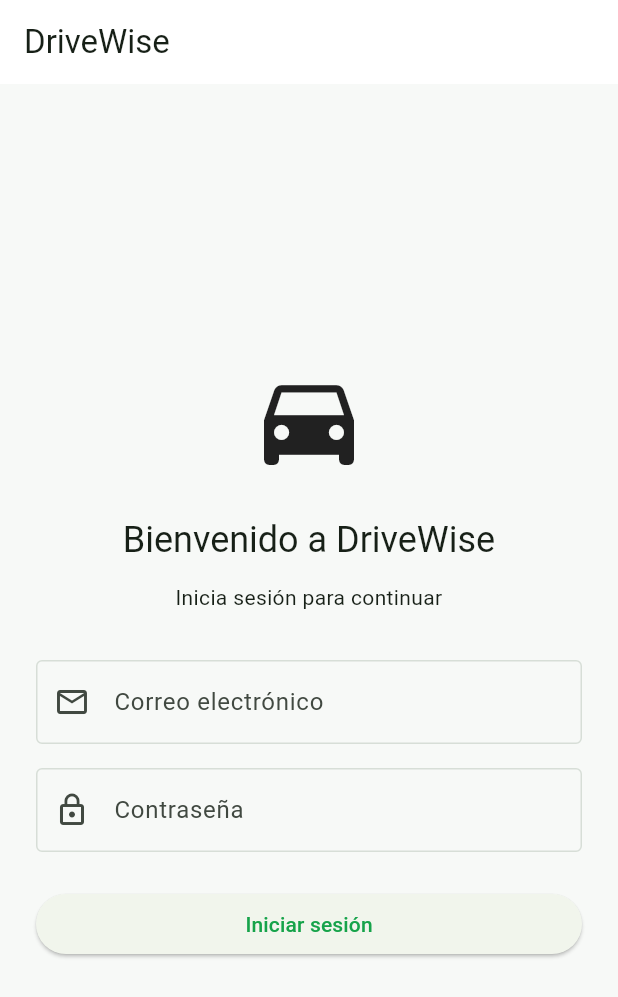
After one commit to jhraldo/drivewise_app, a Flutter app: the screen it shows after launch, after a tap on "Iniciar sesión", after a tap on the "logout" icon, on a phone screen of 412 x 824 dp. The commit adds this screen. Shown: the top 997 px of the screen. Run offline on Flutter 3.47's test engine with Material 3 defaults, Android fonts, the phone set to English and light mode, and no system bars.

Commit message:
feat: integra pantalla de login

```diff
--- /dev/null
+++ b/lib/login.dart
@@ -0,0 +1,100 @@
+import 'package:flutter/material.dart';
+import 'main.dart';
+
+class LoginPage extends StatefulWidget {
+  final bool temaOscuro;
+  final ValueChanged<bool> onCambiarTema;
+
+  const LoginPage({
+    super.key,
+    required this.temaOscuro,
+    required this.onCambiarTema,
+  });
+
+  @override
+  State<LoginPage> createState() => _LoginPageState();
+}
+
+class _LoginPageState extends State<LoginPage> {
+  final TextEditingController emailController = TextEditingController();
+  final TextEditingController passwordController = TextEditingController();
+
+  @override
+  void dispose() {
+    emailController.dispose();
+    passwordController.dispose();
+    super.dispose();
+  }
+
+  void _iniciarSesion() {
+    Navigator.pushReplacement(
+      context,
+      MaterialPageRoute(
+        builder: (context) => DashboardPage(
+          temaOscuro: widget.temaOscuro,
+          onCambiarTema: widget.onCambiarTema,
+        ),
+      ),
+    );
+  }
+
+  @override
+  Widget build(BuildContext context) {
+    return Scaffold(
+      appBar: AppBar(
+        title: const Text('DriveWise'),
+      ),
+      body: Padding(
+        padding: const EdgeInsets.all(24),
+        child: Column(
+          mainAxisAlignment: MainAxisAlignment.center,
+          children: [
+            const Icon(
+              Icons.directions_car,
+              size: 80,
+            ),
+            const SizedBox(height: 24),
+            Text(
+              'Bienvenido a DriveWise',
+              style: Theme.of(context).textTheme.headlineSmall,
+              textAlign: TextAlign.center,
+            ),
+            const SizedBox(height: 12),
+            const Text(
+              'Inicia sesión para continuar',
+              textAlign: TextAlign.center,
+            ),
+            const SizedBox(height: 32),
+            TextField(
+              controller: emailController,
+              keyboardType: TextInputType.emailAddress,
+              decoration: const InputDecoration(
+                labelText: 'Correo electrónico',
+                border: OutlineInputBorder(),
+                prefixIcon: Icon(Icons.email_outlined),
+              ),
+            ),
+            const SizedBox(height: 16),
+            TextField(
+              controller: passwordController,
+              obscureText: true,
+              decoration: const InputDecoration(
+                labelText: 'Contraseña',
+                border: OutlineInputBorder(),
+                prefixIcon: Icon(Icons.lock_outline),
+              ),
+            ),
+            const SizedBox(height: 24),
+            SizedBox(
+              width: double.infinity,
+              child: ElevatedButton(
+                onPressed: _iniciarSesion,
+                child: const Text('Iniciar sesión'),
+              ),
+            ),
+          ],
+        ),
+      ),
+    );
+  }
+}
--- a/lib/main.dart
+++ b/lib/main.dart
@@ -1,8 +1,13 @@
 import 'package:flutter/material.dart';
 
+import 'login.dart';
+
 import 'mi_vehiculo.dart';
+
 import 'widgets/reminder_card.dart';
+
 import 'widgets/summary_card.dart';
+
 import 'widgets/vehicle_status_row.dart';
 
 void main() {
@@ -11,14 +16,6 @@ void main() {
 
 // ============================================================
 // MAIN APP
-// ============================================================
-//
-// MainApp controla la configuración general de DriveWise.
-// Aquí se manejan el tema claro, el tema oscuro y el modo
-// seleccionado por el usuario.
-//
-// La aplicación utiliza Material 3 y mantiene una identidad
-// visual basada principalmente en verde, blanco y azul marino.
 // ============================================================
 
 class MainApp extends StatefulWidget {
@@ -29,13 +26,17 @@ class MainApp extends StatefulWidget {
 }
 
 class _MainAppState extends State<MainApp> {
-  // Por defecto la aplicación inicia utilizando el tema claro.
+  // Tema que utiliza actualmente la aplicación.
   ThemeMode _themeMode = ThemeMode.light;
 
-  // Cambia entre el tema claro y el tema oscuro.
+  // Cambia entre tema claro y oscuro.
   void _cambiarTema(bool temaOscuro) {
     setState(() {
-      _themeMode = temaOscuro ? ThemeMode.dark : ThemeMode.light;
+      if (temaOscuro) {
+        _themeMode = ThemeMode.dark;
+      } else {
+        _themeMode = ThemeMode.light;
+      }
     });
   }
 
@@ -85,7 +86,6 @@ class _MainAppState extends State<MainApp> {
               if (states.contains(WidgetState.selected)) {
                 return Colors.white;
               }
-
               return const Color(0xFF6B7280);
             },
           ),
@@ -94,7 +94,6 @@ class _MainAppState extends State<MainApp> {
               if (states.contains(WidgetState.selected)) {
                 return const Color(0xFF16A34A);
               }
-
               return const Color(0xFFE5E7EB);
             },
           ),
@@ -141,7 +140,6 @@ class _MainAppState extends State<MainApp> {
               if (states.contains(WidgetState.selected)) {
                 return Colors.white;
               }
-
               return const Color(0xFF94A3B8);
             },
           ),
@@ -150,17 +148,20 @@ class _MainAppState extends State<MainApp> {
               if (states.contains(WidgetState.selected)) {
                 return const Color(0xFF16A34A);
               }
-
               return const Color(0xFF334155);
             },
           ),
         ),
       ),
 
-      // Permite cambiar entre los dos temas desde la aplicación.
+      // Tema seleccionado actualmente.
       themeMode: _themeMode,
 
-      home: DashboardPage(
+      // ========================================================
+      // INICIO DE LA APLICACIÓN
+      // ========================================================
+
+      home: LoginPage(
         temaOscuro: _themeMode == ThemeMode.dark,
         onCambiarTema: _cambiarTema,
       ),
@@ -170,19 +171,6 @@ class _MainAppState extends State<MainApp> {
 
 // ============================================================
 // DASHBOARD
-// ============================================================
-//
-// Pantalla principal de DriveWise.
-//
-// El dashboard está organizado en bloques visuales para que el
-// usuario pueda identificar rápidamente:
-//
-// 1. Su vehículo.
-// 2. El estado general.
-// 3. Los pendientes.
-// 4. Los próximos recordatorios.
-//
-// La pantalla utiliza ListView para evitar desbordamientos.
 // ============================================================
 
 class DashboardPage extends StatelessWidget {
@@ -203,6 +191,7 @@ class DashboardPage extends StatelessWidget {
     return Scaffold(
       appBar: AppBar(
         titleSpacing: 20,
+
         title: Row(
           children: [
             Container(
@@ -218,7 +207,9 @@ class DashboardPage extends StatelessWidget {
                 size: 22,
               ),
             ),
+
             const SizedBox(width: 11),
+
             const Text(
               'DriveWise',
               style: TextStyle(
@@ -231,7 +222,7 @@ class DashboardPage extends StatelessWidget {
         ),
 
         // ======================================================
-        // CAMBIO DE TEMA
+        // CAMBIO DE TEMA Y CERRAR SESIÓN
         // ======================================================
 
         actions: [
@@ -258,7 +249,9 @@ class DashboardPage extends StatelessWidget {
                         ? const Color(0xFFF8FAFC)
                         : const Color(0xFF475569),
                   ),
+
                   const SizedBox(width: 2),
+
                   Switch(
                     value: temaOscuro,
                     onChanged: onCambiarTema,
@@ -267,6 +260,22 @@ class DashboardPage extends StatelessWidget {
               ),
             ),
           ),
+
+          IconButton(
+            onPressed: () {
+              Navigator.pushReplacement(
+                context,
+                MaterialPageRoute(
+                  builder: (context) => LoginPage(
+                    temaOscuro: temaOscuro,
+                    onCambiarTema: onCambiarTema,
+                  ),
+                ),
+              );
+            },
+            icon: const Icon(Icons.logout),
+            tooltip: 'Cerrar sesión',
+          ),
         ],
       ),
 
@@ -274,6 +283,7 @@ class DashboardPage extends StatelessWidget {
         child: ListView(
           padding: const EdgeInsets.fromLTRB(20, 18, 20, 32),
           children: [
+
             // ==================================================
             // ENCABEZADO
             // ==================================================
@@ -285,7 +295,9 @@ class DashboardPage extends StatelessWidget {
                 letterSpacing: -0.7,
               ),
             ),
+
             const SizedBox(height: 6),
+
             Text(
               'Gestiona toda la información de tu vehículo desde un solo lugar.',
               style: theme.textTheme.bodyLarge?.copyWith(
@@ -351,7 +363,9 @@ class DashboardPage extends StatelessWidget {
                     accentColor: colors.primary,
                   ),
                 ),
+
                 const SizedBox(width: 12),
+
                 Expanded(
                   child: SummaryCard(
                     icon: Icons.notifications_active_outlined,
@@ -433,7 +447,9 @@ class DashboardPage extends StatelessWidget {
                   letterSpacing: -0.2,
                 ),
               ),
+
               const SizedBox(height: 3),
+
               Text(
                 subtitle,
                 style: theme.textTheme.bodySmall?.copyWith(
@@ -465,6 +481,7 @@ class DashboardPage extends StatelessWidget {
           ),
         );
       },
+
       child: Container(
         decoration: BoxDecoration(
           color: colors.primary,
@@ -477,18 +494,18 @@ class DashboardPage extends StatelessWidget {
             ),
           ],
         ),
+
         child: Padding(
           padding: const EdgeInsets.all(20),
+
           child: Column(
             crossAxisAlignment: CrossAxisAlignment.start,
             children: [
-              // --------------------------------------------------
-              // CABECERA DE VEHÍCULO
-              // --------------------------------------------------
 
               Row(
                 crossAxisAlignment: CrossAxisAlignment.center,
                 children: [
+
                   Container(
                     width: 58,
                     height: 58,
@@ -496,17 +513,21 @@ class DashboardPage extends StatelessWidget {
                       color: Colors.white.withValues(alpha: 0.18),
                       borderRadius: BorderRadius.circular(17),
                     ),
+
                     child: const Icon(
                       Icons.directions_car_rounded,
                       color: Colors.white,
                       size: 31,
                     ),
                   ),
+
                   const SizedBox(width: 14),
+
                   Expanded(
                     child: Column(
                       crossAxisAlignment: CrossAxisAlignment.start,
                       children: [
+
                         Text(
                           'Mi vehículo',
                           style: theme.textTheme.titleLarge?.copyWith(
@@ -514,7 +535,9 @@ class DashboardPage extends StatelessWidget {
                             fontWeight: FontWeight.w700,
                           ),
                         ),
+
                         const SizedBox(height: 3),
+
                         Text(
                           'Mazda 3 Touring',
                           style: theme.textTheme.bodyMedium?.copyWith(
@@ -524,15 +547,18 @@ class DashboardPage extends StatelessWidget {
                       ],
                     ),
                   ),
+
                   Container(
                     padding: const EdgeInsets.symmetric(
                       horizontal: 10,
                       vertical: 7,
                     ),
+
                     decoration: BoxDecoration(
                       color: Colors.white.withValues(alpha: 0.16),
                       borderRadius: BorderRadius.circular(10),
                     ),
+
                     child: const Text(
                       'ABC 123',
                       style: TextStyle(
@@ -547,21 +573,20 @@ class DashboardPage extends StatelessWidget {
 
               const SizedBox(height: 20),
 
-              // --------------------------------------------------
-              // DATOS DEL VEHÍCULO
-              // --------------------------------------------------
-
               Container(
                 padding: const EdgeInsets.symmetric(
                   horizontal: 15,
                   vertical: 14,
                 ),
+
                 decoration: BoxDecoration(
                   color: Colors.white.withValues(alpha: 0.12),
                   borderRadius: BorderRadius.circular(16),
                 ),
+
                 child: Row(
                   children: [
+
                     Expanded(
                       child: _VehicleMiniData(
                         icon: Icons.speed_rounded,
@@ -569,11 +594,13 @@ class DashboardPage extends StatelessWidget {
                         value: '42.580 km',
                       ),
                     ),
+
                     Container(
                       width: 1,
                       height: 42,
                       color: Colors.white.withValues(alpha: 0.20),
                     ),
+
                     Expanded(
                       child: _VehicleMiniData(
                         icon: Icons.calendar_today_rounded,
@@ -608,24 +635,31 @@ class DashboardPage extends StatelessWidget {
           color: colors.outline.withValues(alpha: 0.65),
         ),
       ),
+
       child: Padding(
         padding: const EdgeInsets.all(15),
+
         child: Column(
           children: [
+
             VehicleStatusRow(
               icon: Icons.check_circle_outline_rounded,
               title: 'Motor',
               status: 'En buen estado',
               statusColor: colors.primary,
             ),
+
             const Divider(height: 20),
+
             VehicleStatusRow(
               icon: Icons.battery_charging_full_rounded,
               title: 'Batería',
               status: 'Nivel óptimo',
               statusColor: colors.primary,
             ),
+
             const Divider(height: 20),
+
             VehicleStatusRow(
               icon: Icons.tire_repair_rounded,
               title: 'Neumáticos',
@@ -641,10 +675,6 @@ class DashboardPage extends StatelessWidget {
 
 // ============================================================
 // MINI DATO DEL VEHÍCULO
-// ============================================================
-//
-// Componente utilizado dentro de la tarjeta principal para
-// presentar información puntual sin crear una tarjeta adicional.
 // ============================================================
 
 class _VehicleMiniData extends StatelessWidget {
@@ -662,16 +692,20 @@ class _VehicleMiniData extends StatelessWidget {
   Widget build(BuildContext context) {
     return Row(
       children: [
+
         Icon(
           icon,
           color: Colors.white.withValues(alpha: 0.90),
           size: 20,
         ),
+
         const SizedBox(width: 9),
+
         Expanded(
           child: Column(
             crossAxisAlignment: CrossAxisAlignment.start,
             children: [
+
               Text(
                 label,
                 style: TextStyle(
@@ -679,7 +713,9 @@ class _VehicleMiniData extends StatelessWidget {
                   fontSize: 11,
                 ),
               ),
+
               const SizedBox(height: 2),
+
               Text(
                 value,
                 style: const TextStyle(
@@ -698,12 +734,6 @@ class _VehicleMiniData extends StatelessWidget {
 
 // ============================================================
 // VEHICLE INFO ROW
-// ============================================================
-//
-// Fila utilizada para mostrar un dato del vehículo.
-//
-// Se conserva como componente independiente para mantener la
-// estructura original del proyecto y facilitar su reutilización.
 // ============================================================
 
 class VehicleInfoRow extends StatelessWidget {
@@ -725,20 +755,25 @@ class VehicleInfoRow extends StatelessWidget {
 
     return Row(
       children: [
+
         Container(
           width: 34,
           height: 34,
+
           decoration: BoxDecoration(
             color: colors.primary.withValues(alpha: 0.10),
             borderRadius: BorderRadius.circular(10),
           ),
+
           child: Icon(
             icon,
             color: colors.primary,
             size: 19,
           ),
         ),
+
         const SizedBox(width: 12),
+
         Expanded(
           child: Text(
             label,
@@ -747,7 +782,9 @@ class VehicleInfoRow extends StatelessWidget {
             ),
           ),
         ),
+
         const SizedBox(width: 12),
+
         Flexible(
           child: Text(
             value,
```
